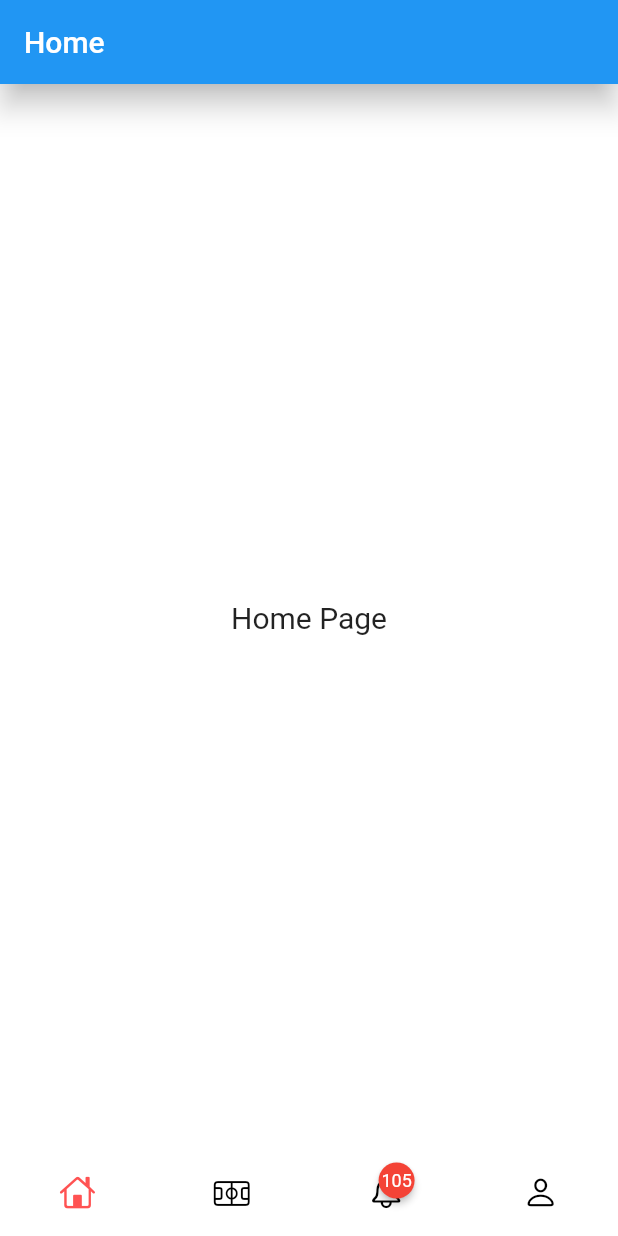
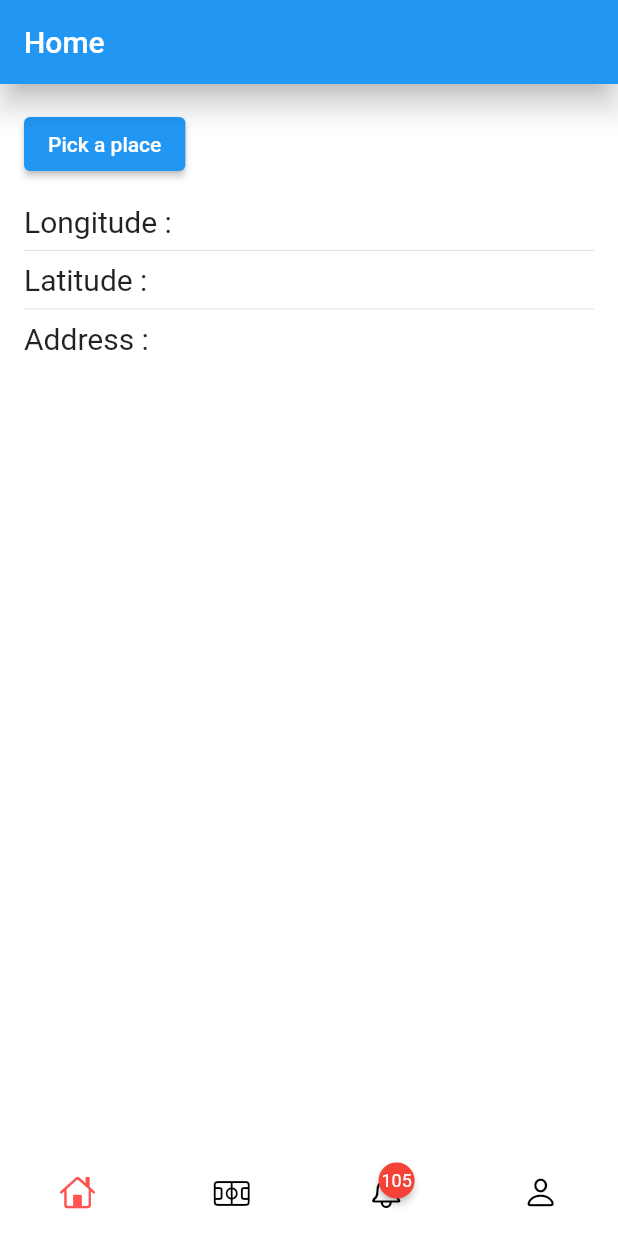
Before and after one commit to alannurabdann/flutter_bottom_nav, a Flutter app: the screen it shows after launch, on a phone screen of 412 x 824 dp. Run offline on Flutter 3.47's test engine with Material 2 defaults, Android fonts, the phone set to English and light mode, and no system bars; drawn by our look-alikes of badges; our stand-ins replace geocoding, get, google_maps_flutter, logger; missing offline and left inert: flutter_google_places, google_api_headers, google_maps_webservice.

Commit message:
google map search and pick location

```diff
--- a/lib/pages/home/home_controller.dart
+++ b/lib/pages/home/home_controller.dart
@@ -2,4 +2,8 @@ import 'package:get/get.dart';
 
 class HomeController extends GetxController {
   final String title = 'Home Title';
+
+  var latitude = "".obs;
+  var longitude = "".obs;
+  var address = "".obs;
 }
--- a/lib/pages/home/home_page.dart
+++ b/lib/pages/home/home_page.dart
@@ -1,18 +1,42 @@
 import 'package:flutter/material.dart';
 import 'package:get/get.dart';
+import 'package:getx_app/pages/home/home_controller.dart';
+import 'package:getx_app/pages/maps/maps_page.dart';
 
-import 'home_controller.dart';
+class HomePage extends StatelessWidget {
 
-class HomePage extends GetView<HomeController> {
+  HomeController controller = Get.put(HomeController());
+
   @override
   Widget build(BuildContext context) {
     return Scaffold(
       body: Container(
-        child: Center(
-          child: Text(
-            "Home Page",
-            style: TextStyle(fontSize: 20),
-          ),
+        padding: EdgeInsets.all(16.0),
+        child: Column(
+          mainAxisSize: MainAxisSize.max,
+          crossAxisAlignment: CrossAxisAlignment.start,
+          children: [
+            ElevatedButton(
+                child: Text("Pick a place"),
+                onPressed: () {
+                  Get.to(MapPage());
+                }),
+            SizedBox(height: 16.0),
+            Obx(() => Text(
+              "Longitude : " + controller.longitude.value,
+              style: TextStyle(fontSize: 20),
+            )),
+            Divider(),
+            Obx(() => Text(
+              "Latitude : " + controller.latitude.value,
+              style: TextStyle(fontSize: 20),
+            )),
+            Divider(),
+            Obx(() => Text(
+              "Address : " + controller.address.value,
+              style: TextStyle(fontSize: 20),
+            )),
+          ],
         ),
       ),
     );
--- /dev/null
+++ b/lib/pages/maps/maps_controller.dart
@@ -0,0 +1,21 @@
+import 'package:geocoding/geocoding.dart';
+import 'package:get/get.dart';
+import 'package:getx_app/pages/home/home_controller.dart';
+import 'package:google_maps_flutter/google_maps_flutter.dart';
+
+class maps_controller extends GetxController {
+  HomeController homeController = Get.find();
+
+  void setPickedPlace(Placemark p, CameraPosition c) {
+    String? name = p.name;
+    String? subLocality = p.subLocality;
+    String? locality = p.locality;
+    String? administrativeArea = p.administrativeArea;
+    String? postalCode = p.postalCode;
+    String? country = p.country;
+    String? address = "${name}, ${subLocality}, ${locality}, ${administrativeArea} ${postalCode}, ${country}";
+    homeController.address.value = address;
+    homeController.latitude.value = c.target.latitude.toString();
+    homeController.longitude.value = c.target.longitude.toString();
+  }
+}
```
Also changed, not shown: lib/pages/maps/maps_page.dart (added, +179 -0 lines), pubspec.yaml (+7 -0 lines), assets/images/placeholder.png (added), pubspec.lock, 2 other files.
